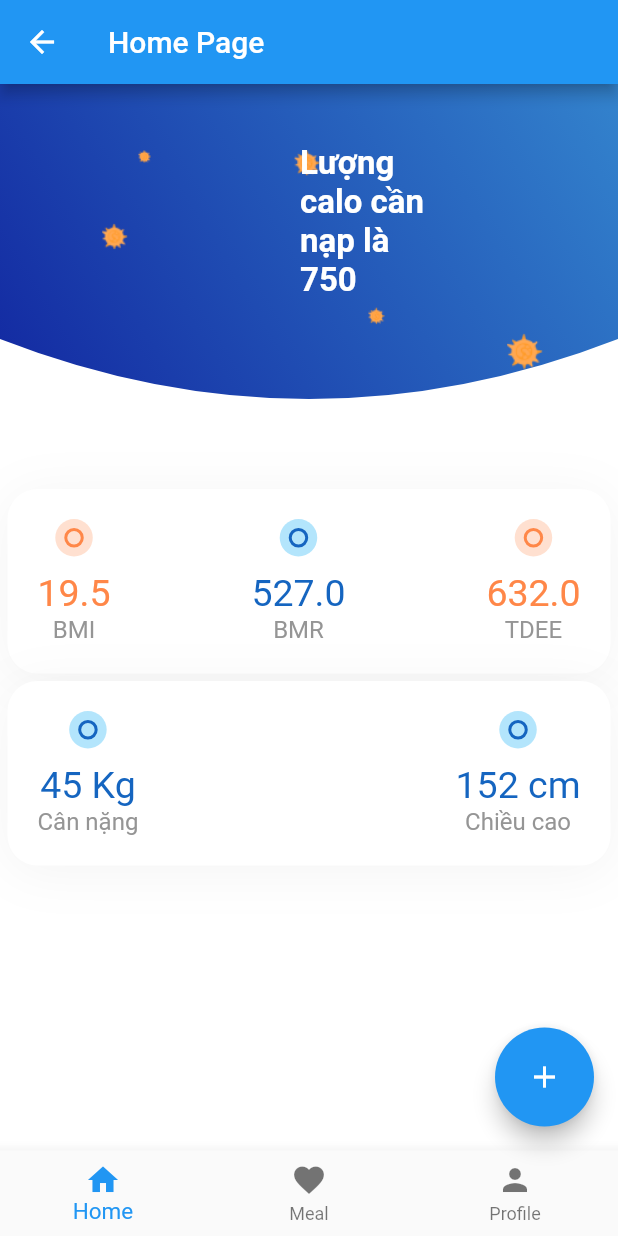
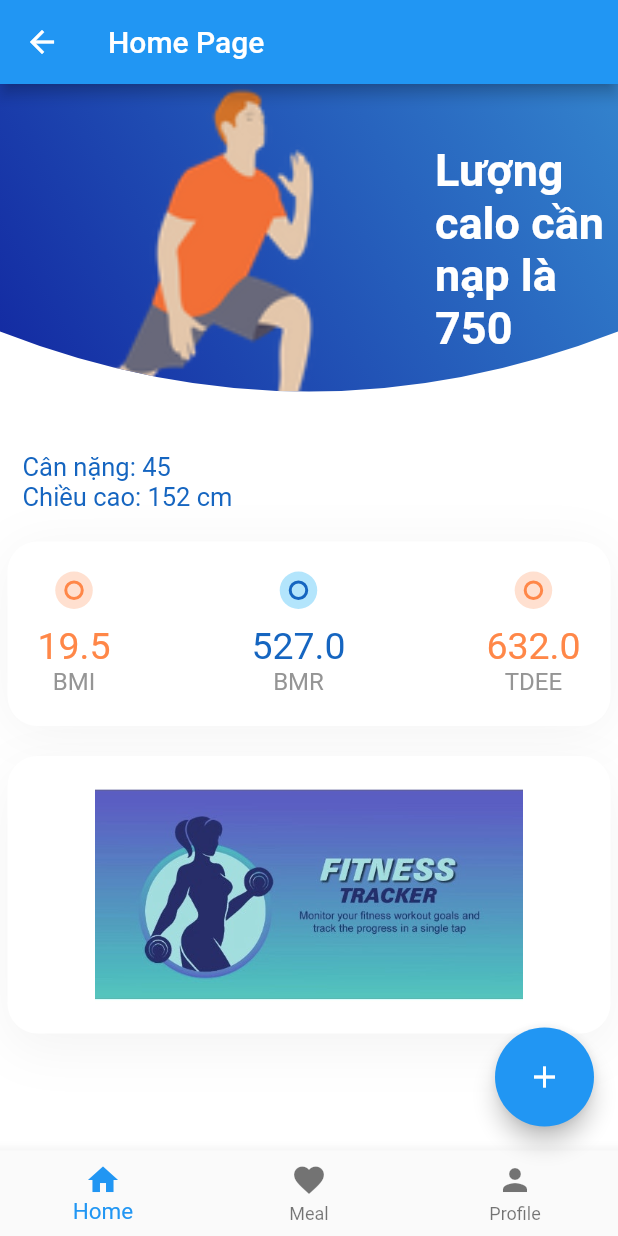
Before and after one commit to huyhuynguyen/app_doan_flutter, a Flutter app: the ContainerMain screen opened directly, on a phone screen of 412 x 824 dp. Run offline on Flutter 3.47's test engine with Material 2 defaults, Android fonts, the phone set to English and light mode, and no system bars; drawn by our look-alikes of flutter_speed_dial; our stand-ins replace firebase_auth, firebase_core, firebase_database, flutter_svg, fluttericon; missing offline and left inert: dart:ffi; accounts and stored records are empty.

Commit message:
compilited ui

```diff
--- a/flutter_app_doan/lib/src/app.dart
+++ b/flutter_app_doan/lib/src/app.dart
@@ -1,5 +1,6 @@
 import 'package:flutter/material.dart';
-import 'file:///D:/app_doan_flutter/flutter_app_doan/lib/src/resources/Welcome/welcome_screen.dart';
+// import 'file:///D:/app_doan_flutter/flutter_app_doan/lib/src/resources/Welcome/welcome_screen.dart';
+import 'package:flutter_app_doan/src/resources/Welcome/welcome_screen.dart';
 
 class MyApp extends StatelessWidget {
   // This widget is the root of your application.
--- a/flutter_app_doan/lib/src/resources/Main/dinh_duong_page.dart
+++ b/flutter_app_doan/lib/src/resources/Main/dinh_duong_page.dart
@@ -1,7 +1,9 @@
 import 'package:flutter/material.dart';
-import 'file:///D:/app_doan_flutter/flutter_app_doan/lib/src/resources/Main/detail_dinh_duong_page.dart';
+// import 'file:///D:/app_doan_flutter/flutter_app_doan/lib/src/resources/Main/detail_dinh_duong_page.dart';
 import 'package:flutter_app_doan/fake_data.dart';
-import 'file:///D:/app_doan_flutter/flutter_app_doan/lib/src/resources/Main/list_thuc_an.dart';
+
+import 'list_thuc_an.dart';
+// import 'file:///D:/app_doan_flutter/flutter_app_doan/lib/src/resources/Main/list_thuc_an.dart';
 
 class DinhDuongPage extends StatefulWidget {
   @override
--- a/flutter_app_doan/lib/src/resources/Main/home_page.dart
+++ b/flutter_app_doan/lib/src/resources/Main/home_page.dart
@@ -1,6 +1,7 @@
 import 'package:flutter/material.dart';
 import 'package:flutter_app_doan/constants.dart';
 import 'package:flutter_svg/flutter_svg.dart';
+import 'package:fluttericon/entypo_icons.dart';
 
 class HomePage extends StatelessWidget {
   @override
@@ -10,8 +11,9 @@ class HomePage extends StatelessWidget {
         ClipPath(
           clipper: MyClipper(),
           child: Container(
-            height: 250,
+            height: 245,
             width: double.infinity,
+
             decoration: BoxDecoration(
               gradient: LinearGradient(
                   begin: Alignment.topRight,
@@ -21,8 +23,12 @@ class HomePage extends StatelessWidget {
                     Color(0xFF11249F),
                   ],
               ),
+
               image: DecorationImage(
-                image: AssetImage("assets/images/virus.png"),
+                alignment: Alignment.centerLeft,
+                fit: BoxFit.contain,
+                image: AssetImage("assets/images/physical-exercise.png"
+                ),
               ),
             ),
             child: Column(
@@ -32,30 +38,18 @@ class HomePage extends StatelessWidget {
                   height: 20,
                 ),
                 Expanded(
-                  // child: Image.asset(
-                  //   'assets/images/yoga.png',
-                  //   width: 110.0,
-                  //   height: 100.0,
-                  //   fit: BoxFit.fill,
-                  //   ),
                   child: Stack(
                     children: <Widget>[
-                    // SvgPicture.asset(
-                    //     "assets/images/yoga.png",
-                    //   width: 230,
-                    //   fit: BoxFit.fitWidth,
-                    //   alignment: Alignment.topCenter,
-                    // ),
                     Positioned(
                         top: 20,
-                        left: 200,
+                        left: 290,
                         child: Text(
                           "Lượng \ncalo cần \nnạp là\n750",
                           style: kHeadingTextStyle.copyWith(
                               color: Colors.white,
-                              // fontSize: 20
+                              fontSize: 30
                           ),
-                        )
+                        ),
                     ),
                 ]
             ),
@@ -63,12 +57,75 @@ class HomePage extends StatelessWidget {
           ]
         )
       )
-      ),
-        Container(
+
+            // child: Container(
+            //   child: Row(
+            //   children: <Widget>[
+            //       RichText(
+            //           text: TextSpan(
+            //             children: [
+            //                 TextSpan(
+            //                   text: "Case Update\n",
+            //                   style: kTitleTextstyle,
+            //                 ),
+            //                 TextSpan(
+            //                   text: "Newest update March 28",
+            //                   style: TextStyle(
+            //                     color: kTextLightColor,
+            //                   ),
+            //                 ),
+            //             ],
+            //           ),
+            //       ),
+            //       Spacer(),
+            //       Text(
+            //           "See details",
+            //           style: TextStyle(
+            //           color: kPrimaryColor,
+            //           fontWeight: FontWeight.w600,
+            //         ),
+            //       ),
+            //     ]
+            //   ),
+            // )
+        ),
+          Container(
           child: Padding(
             padding: EdgeInsets.symmetric(horizontal: 5),
             child: Column(
               children: <Widget>[
+                Padding(
+                padding: EdgeInsets.symmetric(horizontal: 10),
+                  child: Column(
+                  children: <Widget>[
+                    Row(
+                      children: <Widget>[
+                        RichText(
+                          text: TextSpan(
+                            children: [
+                              TextSpan(
+                                text: "Cân nặng: 45\n",
+                                style: TextStyle(
+                                  color: Colors.blue[800],
+                                  fontSize: 17,
+                                ),
+                              ),
+                              TextSpan(
+                                text: "Chiều cao: 152 cm",
+                                style: TextStyle(
+                                  color: Colors.blue[800],
+                                  fontSize: 17,
+                                ),
+                              ),
+                            ],
+                          ),
+                        ),
+                        // Spacer(),
+                      ],
+                    ),
+                    ]
+                  )
+                ),
                 SizedBox(height: 20),
                 Container(
                   padding: EdgeInsets.all(20),
@@ -188,90 +245,26 @@ class HomePage extends StatelessWidget {
                     ],
                   ),
                 ),
-                SizedBox(height: 5),
+                SizedBox(height: 0),
                 Container(
+                  margin: EdgeInsets.only(top: 20),
                   padding: EdgeInsets.all(20),
+                  height: 185,
+                  width: double.infinity,
                   decoration: BoxDecoration(
                     borderRadius: BorderRadius.circular(20),
                     color: Colors.white,
                     boxShadow: [
                       BoxShadow(
-                        offset: Offset(0, 4),
+                        offset: Offset(0, 10),
                         blurRadius: 30,
                         color: kShadowColor,
                       ),
                     ],
                   ),
-                  child: Row(
-                    mainAxisAlignment: MainAxisAlignment.spaceBetween,
-                    children: <Widget>[
-                      Column(
-                          children: <Widget>[
-                            Container(
-                              padding: EdgeInsets.all(6),
-                              height: 25,
-                              width: 25,
-                              decoration: BoxDecoration(
-                                shape: BoxShape.circle,
-                                color: Colors.lightBlue[100],
-                              ),
-                              child: Container(
-                                decoration: BoxDecoration(
-                                    shape: BoxShape.circle,
-                                    color: Colors.transparent,
-                                    border: Border.all(
-                                      color: Colors.blue[800],
-                                      width: 2,
-                                    )
-                                ),
-                              ),
-                            ),
-                            SizedBox(height: 10),
-                            Text(
-                              "45 Kg",
-                              style: TextStyle(
-                                fontSize: 25,
-                                color: Colors.blue[800],
-
-                              ),
-                            ),
-                            Text("Cân nặng", style: kSubTextStyle,)
-                          ]
-                      ),
-                      Column(
-                          children: <Widget>[
-                            Container(
-                              padding: EdgeInsets.all(6),
-                              height: 25,
-                              width: 25,
-                              decoration: BoxDecoration(
-                                shape: BoxShape.circle,
-                                color: Colors.lightBlue[100],
-                              ),
-                              child: Container(
-                                decoration: BoxDecoration(
-                                    shape: BoxShape.circle,
-                                    color: Colors.transparent,
-                                    border: Border.all(
-                                      color: Colors.blue[800],
-                                      width: 2,
-                                    )
-                                ),
-                              ),
-                            ),
-                            SizedBox(height: 10),
-                            Text(
-                              "152 cm",
-                              style: TextStyle(
-                                fontSize: 25,
-                                color: Colors.blue[800],
-
-                              ),
-                            ),
-                            Text("Chiều cao", style: kSubTextStyle,)
-                          ]
-                      ),
-                    ],
+                  child: Image.asset(
+                    "assets/images/banner-app.jpg",
+                    fit: BoxFit.contain,
                   ),
                 ),
               ],
--- a/flutter_app_doan/lib/src/resources/Welcome/input_infor.dart
+++ b/flutter_app_doan/lib/src/resources/Welcome/input_infor.dart
@@ -2,8 +2,9 @@ import 'dart:ffi';
 
 import 'package:flutter/cupertino.dart';
 import 'package:flutter/material.dart';
-import 'file:///D:/app_doan_flutter/flutter_app_doan/lib/src/resources/Main/container_main.dart';
-import 'file:///D:/app_doan_flutter/flutter_app_doan/lib/src/resources/Main/home_page.dart';
+import 'package:flutter_app_doan/src/resources/Main/container_main.dart';
+// import 'file:///D:/app_doan_flutter/flutter_app_doan/lib/src/resources/Main/container_main.dart';
+// import 'file:///D:/app_doan_flutter/flutter_app_doan/lib/src/resources/Main/home_page.dart';
 
 import 'welcome_screen.dart';
 
--- a/flutter_app_doan/lib/src/resources/Welcome/welcome_screen.dart
+++ b/flutter_app_doan/lib/src/resources/Welcome/welcome_screen.dart
@@ -140,10 +140,10 @@ class _secondSignInState extends State<secondSignIn> {
                             cursorColor: Colors.white,
                             decoration: InputDecoration(
                               errorText: snapshot.hasError ? snapshot.error : null,
-                              prefixIcon: Icon(Icons.phone,color: Colors.white,),
-                              hintText: "Nhập số điện thoại"
+                              prefixIcon: Icon(Icons.mail_outline,color: Colors.white,),
+                              hintText: "Nhập email của bạn"
                             ),
-                            keyboardType: TextInputType.phone,
+                            keyboardType: TextInputType.multiline,
                           );
                         }
                       ),
```
Also changed, not shown: flutter_app_doan/lib/src/resources/Main/container_main.dart (+7 -3 lines), flutter_app_doan/assets/images/banner-app.jpg (added), flutter_app_doan/assets/images/physical-exercise.png (added), 1 other file.
